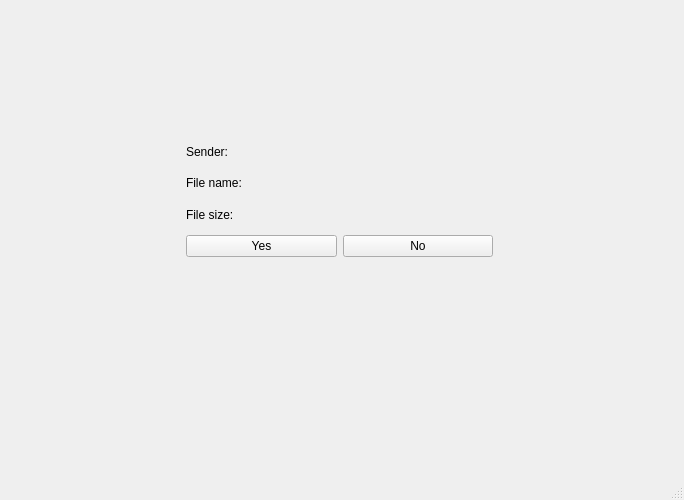
Qt form client/client.ui (ArtemiyGonchar/SendNGet) before a commit.
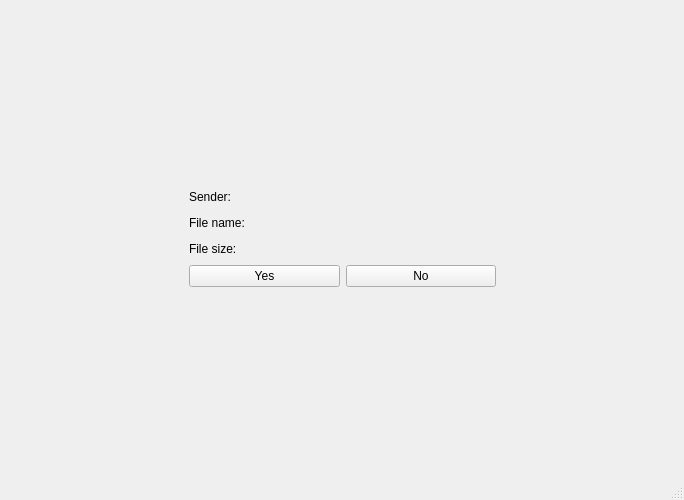
The same form after that commit. The open tabs and pages were chosen to show the change.

```diff
--- a/client/client.ui
+++ b/client/client.ui
@@ -14,7 +14,7 @@
    <string>Client</string>
   </property>
   <widget class="QWidget" name="centralwidget">
-   <layout class="QHBoxLayout" name="horizontalLayout">
+   <layout class="QVBoxLayout" name="verticalLayout_7">
     <item>
      <widget class="QStackedWidget" name="stackedWidget">
       <property name="currentIndex">
@@ -242,15 +242,21 @@
        </layout>
       </widget>
       <widget class="QWidget" name="page_3">
-       <widget class="QWidget" name="">
-        <property name="geometry">
-         <rect>
-          <x>2</x>
-          <y>130</y>
-          <width>656</width>
-          <height>118</height>
-         </rect>
-        </property>
+       <layout class="QVBoxLayout" name="verticalLayout_8">
+        <item>
+         <spacer name="verticalSpacer_5">
+          <property name="orientation">
+           <enum>Qt::Vertical</enum>
+          </property>
+          <property name="sizeHint" stdset="0">
+           <size>
+            <width>20</width>
+            <height>112</height>
+           </size>
+          </property>
+         </spacer>
+        </item>
+        <item>
         <layout class="QHBoxLayout" name="horizontalLayout_15">
          <item>
           <spacer name="horizontalSpacer_10">
@@ -402,7 +408,21 @@
           </spacer>
          </item>
         </layout>
-       </widget>
+        </item>
+        <item>
+         <spacer name="verticalSpacer_4">
+          <property name="orientation">
+           <enum>Qt::Vertical</enum>
+          </property>
+          <property name="sizeHint" stdset="0">
+           <size>
+            <width>20</width>
+            <height>173</height>
+           </size>
+          </property>
+         </spacer>
+        </item>
+       </layout>
       </widget>
      </widget>
     </item>
```
Lines whose indentation alone changed are shown as unchanged.
